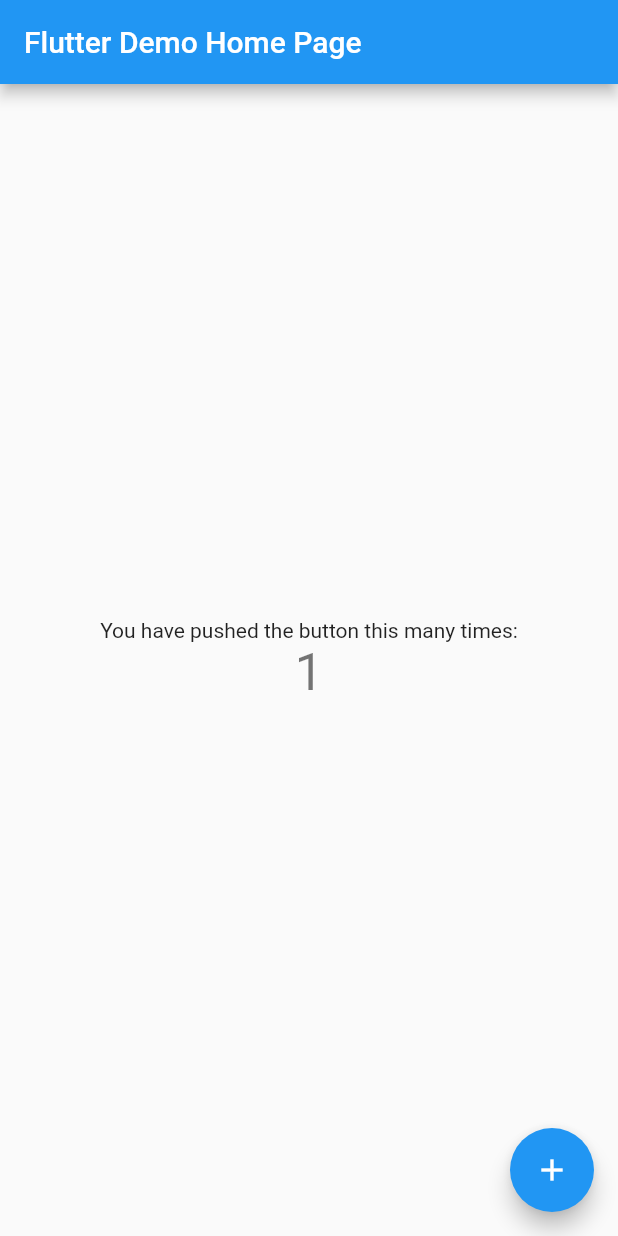
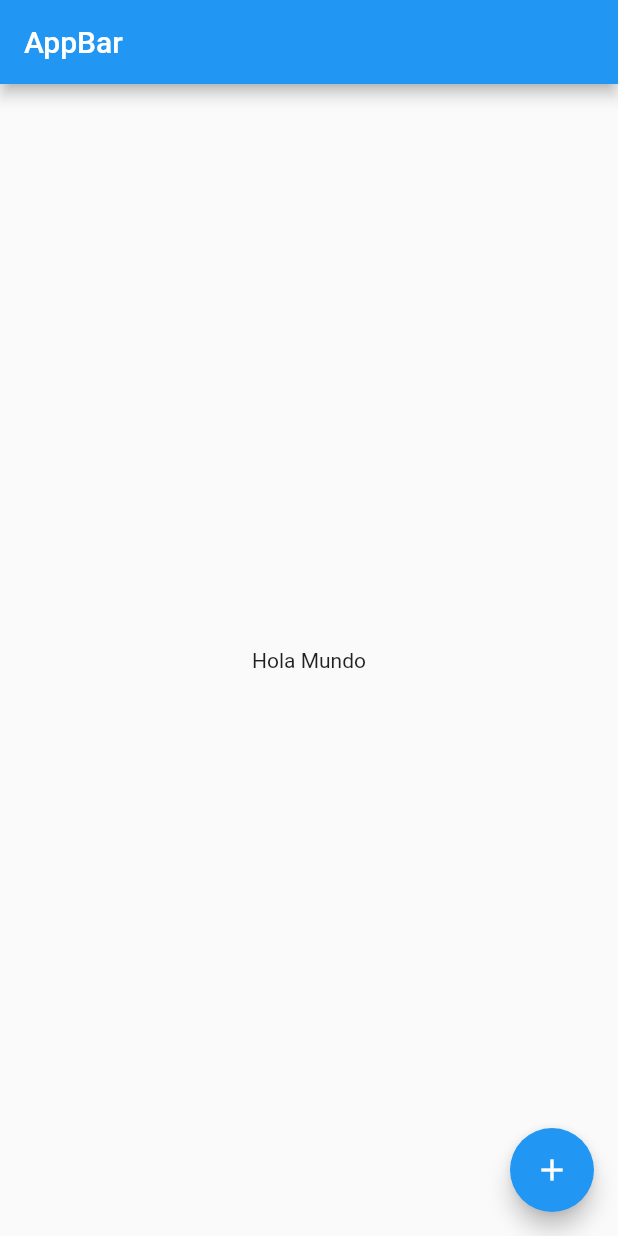
Before and after one commit to tincho77/provider_flutter, a Flutter app: the screen it shows after launch, after a tap on the "add" icon, on a phone screen of 412 x 824 dp. Run offline on Flutter 3.47's test engine with Material 2 defaults, Android fonts, the light colour scheme and no system bars.

Commit message:
create main app

```diff
--- a/lib/main.dart
+++ b/lib/main.dart
@@ -1,4 +1,5 @@
 import 'package:flutter/material.dart';
+import 'package:provider_flutter/pages/home.dart';
 
 void main() {
   runApp(MyApp());
@@ -9,105 +10,7 @@
   @override
   Widget build(BuildContext context) {
     return MaterialApp(
-      title: 'Flutter Demo',
-      theme: ThemeData(
-        // This is the theme of your application.
-        //
-        // Try running your application with "flutter run". You'll see the
-        // application has a blue toolbar. Then, without quitting the app, try
-        // changing the primarySwatch below to Colors.green and then invoke
-        // "hot reload" (press "r" in the console where you ran "flutter run",
-        // or simply save your changes to "hot reload" in a Flutter IDE).
-        // Notice that the counter didn't reset back to zero; the application
-        // is not restarted.
-        primarySwatch: Colors.blue,
-      ),
-      home: MyHomePage(title: 'Flutter Demo Home Page'),
+      home: HomePage(),
     );
   }
 }
-
-class MyHomePage extends StatefulWidget {
-  MyHomePage({Key key, this.title}) : super(key: key);
-
-  // This widget is the home page of your application. It is stateful, meaning
-  // that it has a State object (defined below) that contains fields that affect
-  // how it looks.
-
-  // This class is the configuration for the state. It holds the values (in this
-  // case the title) provided by the parent (in this case the App widget) and
-  // used by the build method of the State. Fields in a Widget subclass are
-  // always marked "final".
-
-  final String title;
-
-  @override
-  _MyHomePageState createState() => _MyHomePageState();
-}
-
-class _MyHomePageState extends State<MyHomePage> {
-  int _counter = 0;
-
-  void _incrementCounter() {
-    setState(() {
-      // This call to setState tells the Flutter framework that something has
-      // changed in this State, which causes it to rerun the build method below
-      // so that the display can reflect the updated values. If we changed
-      // _counter without calling setState(), then the build method would not be
-      // called again, and so nothing would appear to happen.
-      _counter++;
-    });
-  }
-
-  @override
-  Widget build(BuildContext context) {
-    // This method is rerun every time setState is called, for instance as done
-    // by the _incrementCounter method above.
-    //
-    // The Flutter framework has been optimized to make rerunning build methods
-    // fast, so that you can just rebuild anything that needs updating rather
-    // than having to individually change instances of widgets.
-    return Scaffold(
-      appBar: AppBar(
-        // Here we take the value from the MyHomePage object that was created by
-        // the App.build method, and use it to set our appbar title.
-        title: Text(widget.title),
-      ),
-      body: Center(
-        // Center is a layout widget. It takes a single child and positions it
-        // in the middle of the parent.
-        child: Column(
-          // Column is also a layout widget. It takes a list of children and
-          // arranges them vertically. By default, it sizes itself to fit its
-          // children horizontally, and tries to be as tall as its parent.
-          //
-          // Invoke "debug painting" (press "p" in the console, choose the
-          // "Toggle Debug Paint" action from the Flutter Inspector in Android
-          // Studio, or the "Toggle Debug Paint" command in Visual Studio Code)
-          // to see the wireframe for each widget.
-          //
-          // Column has various properties to control how it sizes itself and
-          // how it positions its children. Here we use mainAxisAlignment to
-          // center the children vertically; the main axis here is the vertical
-          // axis because Columns are vertical (the cross axis would be
-          // horizontal).
-          mainAxisAlignment: MainAxisAlignment.center,
-          children: <Widget>[
-            Text(
-              'You have pushed the button this many times:',
-            ),
-            Text(
-              '$_counter',
-              style: Theme.of(context).textTheme.headline4,
-            ),
-          ],
-        ),
-      ),
-      floatingActionButton: FloatingActionButton(
-        onPressed: _incrementCounter,
-        tooltip: 'Increment',
-        child: Icon(Icons.add),
-      ), // This trailing comma makes auto-formatting nicer for build methods.
-    );
-  }
-}
--- /dev/null
+++ b/lib/pages/home.dart
@@ -0,0 +1,19 @@
+import 'package:flutter/material.dart';
+
+class HomePage extends StatelessWidget {
+  @override
+  Widget build(BuildContext context) {
+    return Scaffold(
+      appBar: AppBar(
+        title: Text('AppBar'),
+      ),
+      body: Center(
+        child: Text('Hola Mundo'),
+      ),
+      floatingActionButton: FloatingActionButton(
+        child: Icon(Icons.add),
+        onPressed: () {},
+      ),
+    );
+  }
+}
--- a/pubspec.yaml
+++ b/pubspec.yaml
@@ -28,6 +28,7 @@
   # The following adds the Cupertino Icons font to your application.
   # Use with the CupertinoIcons class for iOS style icons.
   cupertino_icons: ^1.0.2
+  provider:
 
 dev_dependencies:
   flutter_test:
```
Also changed, not shown: pubspec.lock.
